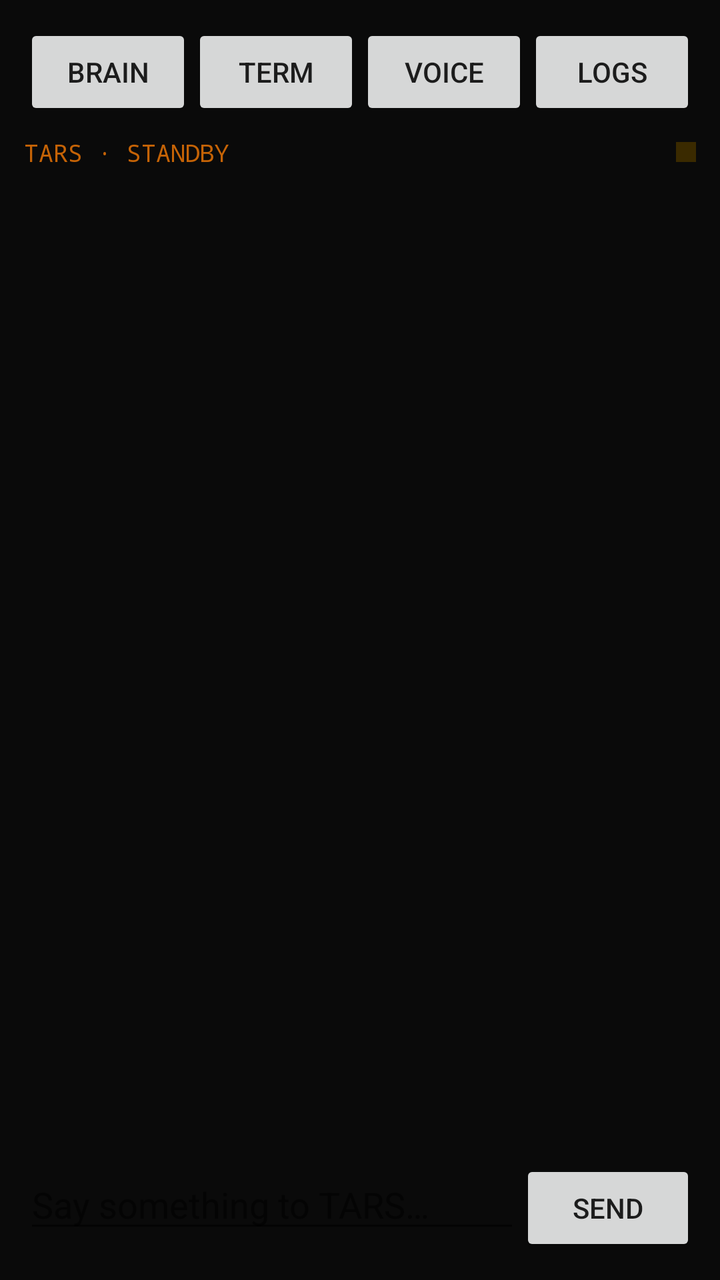
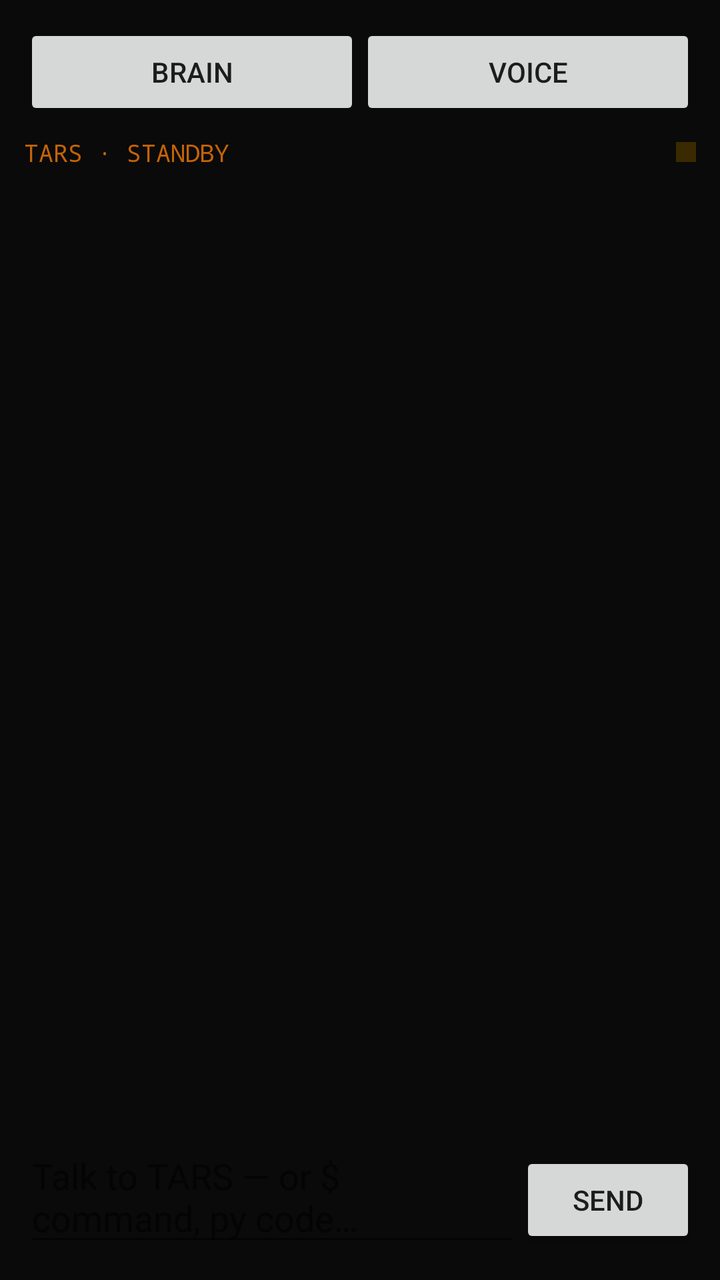

Two renders of the same Android screen: before a commit and after it. Below are the layout's source before the change and the commit's diff.
<!-- AndroidManifest.xml: application theme Theme.AppCompat.DayNight -->
<!-- res/layout/activity_main.xml -->
<?xml version="1.0" encoding="utf-8"?>
<LinearLayout xmlns:android="http://schemas.android.com/apk/res/android"
    android:layout_width="match_parent"
    android:layout_height="match_parent"
    android:orientation="vertical"
    android:background="#FF0A0A0A"
    android:padding="12dp">

    <LinearLayout
        android:layout_width="match_parent"
        android:layout_height="wrap_content"
        android:orientation="horizontal"
        android:paddingBottom="6dp">

        <Button
            android:id="@+id/brain"
            android:layout_width="0dp"
            android:layout_height="wrap_content"
            android:layout_weight="1"
            android:minWidth="0dp"
            android:text="@string/brain" />

        <Button
            android:id="@+id/terminal"
            android:layout_width="0dp"
            android:layout_height="wrap_content"
            android:layout_weight="1"
            android:minWidth="0dp"
            android:text="@string/terminal" />

        <Button
            android:id="@+id/voice"
            android:layout_width="0dp"
            android:layout_height="wrap_content"
            android:layout_weight="1"
            android:minWidth="0dp"
            android:text="@string/voice" />

        <Button
            android:id="@+id/logs"
            android:layout_width="0dp"
            android:layout_height="wrap_content"
            android:layout_weight="1"
            android:minWidth="0dp"
            android:text="@string/logs" />
    </LinearLayout>

    <LinearLayout
        android:layout_width="match_parent"
        android:layout_height="wrap_content"
        android:orientation="horizontal"
        android:gravity="center_vertical"
        android:paddingTop="2dp"
        android:paddingBottom="6dp">

        <TextView
            android:id="@+id/status"
            android:layout_width="0dp"
            android:layout_height="wrap_content"
            android:layout_weight="1"
            android:fontFamily="monospace"
            android:textSize="12sp"
            android:textColor="#FFC56306"
            android:text="TARS · STANDBY" />

        <View
            android:id="@+id/cue"
            android:layout_width="10dp"
            android:layout_height="10dp"
            android:layout_marginStart="8dp"
            android:background="#FF3A2A00" />
    </LinearLayout>

    <ScrollView
        android:id="@+id/scroll"
        android:layout_width="match_parent"
        android:layout_height="0dp"
        android:layout_weight="1">

        <TextView
            android:id="@+id/log"
            android:layout_width="match_parent"
            android:layout_height="wrap_content"
            android:textSize="16sp"
            android:fontFamily="monospace"
            android:textColor="#FFFFB000"
            android:textIsSelectable="true" />
    </ScrollView>

    <LinearLayout
        android:id="@+id/vu"
        android:layout_width="match_parent"
        android:layout_height="22dp"
        android:orientation="horizontal"
        android:gravity="bottom"
        android:paddingTop="4dp" />

    <LinearLayout
        android:layout_width="match_parent"
        android:layout_height="wrap_content"
        android:orientation="horizontal"
        android:paddingTop="8dp">

        <EditText
            android:id="@+id/input"
            android:layout_width="0dp"
            android:layout_height="wrap_content"
            android:layout_weight="1"
            android:hint="@string/input_hint"
            android:inputType="textShortMessage|textMultiLine"
            android:maxLines="4" />

        <Button
            android:id="@+id/send"
            android:layout_width="wrap_content"
            android:layout_height="wrap_content"
            android:text="@string/send" />
    </LinearLayout>
</LinearLayout>
<!-- resources referenced by this layout -->
<resources>
  <string name="brain">Brain</string>
  <string name="input_hint">Say something to TARS…</string>
  <string name="logs">Logs</string>
  <string name="send">Send</string>
  <string name="terminal">Term</string>
  <string name="voice">Voice</string>
</resources>

<!-- the commit's change to res/layout/activity_main.xml (unified diff, before → after) -->
@@ -21,28 +21,12 @@
             android:text="@string/brain" />
 
         <Button
-            android:id="@+id/terminal"
-            android:layout_width="0dp"
-            android:layout_height="wrap_content"
-            android:layout_weight="1"
-            android:minWidth="0dp"
-            android:text="@string/terminal" />
-
-        <Button
             android:id="@+id/voice"
             android:layout_width="0dp"
             android:layout_height="wrap_content"
             android:layout_weight="1"
             android:minWidth="0dp"
             android:text="@string/voice" />
-
-        <Button
-            android:id="@+id/logs"
-            android:layout_width="0dp"
-            android:layout_height="wrap_content"
-            android:layout_weight="1"
-            android:minWidth="0dp"
-            android:text="@string/logs" />
     </LinearLayout>
 
     <LinearLayout
<!-- resource entries referenced after the edit -->
@@ -1,10 +1,8 @@
 <!-- resources referenced by this layout -->
 <resources>
   <string name="brain">Brain</string>
-  <string name="input_hint">Say something to TARS…</string>
-  <string name="logs">Logs</string>
+  <string name="input_hint">Talk to TARS — or \$ command, py code…</string>
   <string name="send">Send</string>
-  <string name="terminal">Term</string>
   <string name="voice">Voice</string>
 </resources>
 
